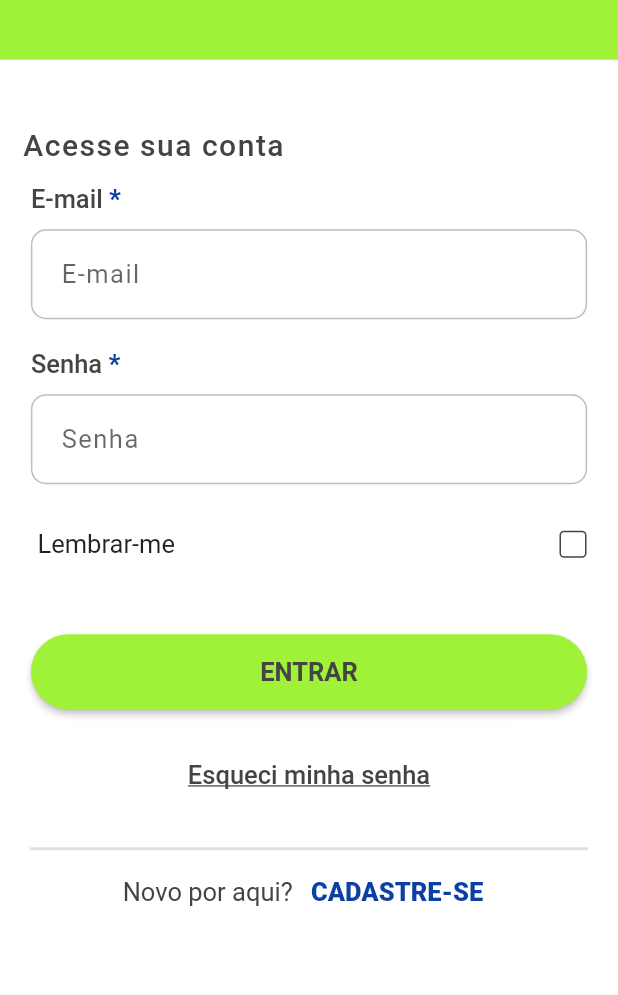
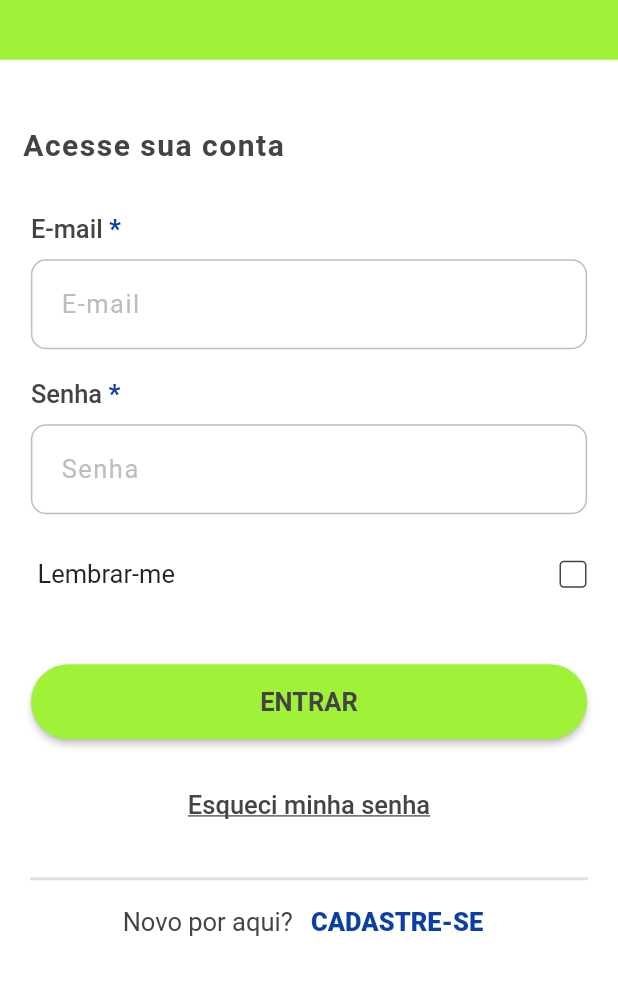
Before and after one commit to vnschneider/hero_software_test, a Flutter app: the screen it shows after launch, on a phone screen of 412 x 824 dp, the part 222-1217 px from its top. Run offline on Flutter 3.47's test engine with Material 2 defaults, Android fonts, the phone set to English and light mode, and no system bars.

Commit message:
Add improvements to custom components

```diff
--- a/lib/app/core/styles/theme_style.dart
+++ b/lib/app/core/styles/theme_style.dart
@@ -16,7 +16,7 @@ class ThemeStyle {
   static final theme = ThemeData(
     scaffoldBackgroundColor: Colors.white,
     appBarTheme: AppBarTheme(
-      backgroundColor: ColorsStyle.instance.black,
+      backgroundColor: ColorsStyle.instance.primary,
       elevation: 0,
       iconTheme: IconThemeData(
         color: ColorsStyle.instance.secondary,
--- a/lib/app/core/widgets/container_logo.dart
+++ b/lib/app/core/widgets/container_logo.dart
@@ -1,19 +1,38 @@
 import 'package:flutter/material.dart';
 import 'package:hero_software_test/app/core/helper/size_extensions.dart';
 import 'package:hero_software_test/app/core/styles/color_style.dart';
+import 'package:hero_software_test/app/core/styles/text_styles.dart';
 
 class ContainerLogo extends StatelessWidget {
-  const ContainerLogo({super.key});
+  final String label;
+  const ContainerLogo({super.key, required this.label});
 
   @override
   Widget build(BuildContext context) {
     return Center(
-      child: Container(
-        padding: const EdgeInsets.only(bottom: 40),
-        width: double.infinity,
-        height: context.percentHeight(.16),
-        color: context.colors.primary,
-        child: Image.asset('assets/images/logo.png'),
+      child: Column(
+        crossAxisAlignment: CrossAxisAlignment.start,
+        children: [
+          Container(
+            padding: const EdgeInsets.only(bottom: 40),
+            width: double.infinity,
+            height: context.percentHeight(.16),
+            color: context.colors.primary,
+            child: Image.asset('assets/images/logo.png'),
+          ),
+          const SizedBox(height: 30),
+          Padding(
+            padding: const EdgeInsets.all(15),
+            child: Text(
+              label,
+              style: context.textStyles.textBold.copyWith(
+                  fontSize: 20,
+                  color: context.colors.secondary,
+                  letterSpacing: 1),
+            ),
+          ),
+
+        ],
       ),
     );
   }
--- /dev/null
+++ b/lib/app/core/widgets/custom_footer.dart
@@ -0,0 +1,51 @@
+import 'package:flutter/material.dart';
+import 'package:hero_software_test/app/core/styles/color_style.dart';
+import 'package:hero_software_test/app/core/styles/text_styles.dart';
+
+class CustomFooter extends StatelessWidget {
+  final String label;
+  final String buttonLabel;
+  final VoidCallback onPressed;
+  const CustomFooter({
+    Key? key,
+    required this.label,
+    required this.buttonLabel, required this.onPressed,
+  }) : super(key: key);
+
+  @override
+  Widget build(BuildContext context) {
+    return Column(
+      children: [
+        const Padding(
+          padding: EdgeInsets.symmetric(horizontal: 20),
+          child: Divider(
+            thickness: 2,
+            height: 10,
+          ),
+        ),
+        Row(
+          mainAxisAlignment: MainAxisAlignment.center,
+          children: [
+            Text(
+              label,
+              style: context.textStyles.textRegular.copyWith(
+                color: context.colors.secondary,
+                fontSize: 17,
+              ),
+            ),
+            TextButton(
+              onPressed: onPressed,
+              child: Text(
+                buttonLabel,
+                style: context.textStyles.textExtraBold.copyWith(
+                  color: context.colors.blue,
+                  fontSize: 17,
+                ),
+              ),
+            ),
+          ],
+        )
+      ],
+    );
+  }
+}
--- a/lib/app/core/widgets/custom_text_field.dart
+++ b/lib/app/core/widgets/custom_text_field.dart
@@ -3,7 +3,8 @@ import 'package:hero_software_test/app/core/styles/color_style.dart';
 import 'package:hero_software_test/app/core/styles/text_styles.dart';
 
 class CustomTextField extends StatelessWidget {
-  final String label;
+  final String? label;
+  final String hintText;
   final double fieldWidth;
   final String? Function(String?)? validation;
   final bool obscureText;
@@ -13,9 +14,10 @@ class CustomTextField extends StatelessWidget {
     super.key,
     this.validation,
     this.obscureText = false,
-    required this.label,
+    this.label,
     required this.fieldWidth,
     this.fontSize = 17,
+    required this.hintText,
   });
   const CustomTextField.password({
     super.key,
@@ -24,6 +26,7 @@ class CustomTextField extends StatelessWidget {
     required this.label,
     required this.fieldWidth,
     this.fontSize = 25,
+    required this.hintText,
   });
 
   @override
@@ -57,6 +60,7 @@ class CustomTextField extends StatelessWidget {
             width: fieldWidth,
             child: TextFormField(
               cursorColor: context.colors.secondary,
+
               cursorHeight: 20,
               style: context.textStyles.textRegular.copyWith(
                   fontSize: fontSize,
@@ -64,7 +68,10 @@ class CustomTextField extends StatelessWidget {
                   letterSpacing: 1),
               obscureText: obscureText,
               decoration: InputDecoration(
-                hintText: label,
+
+                hintText: hintText,
+                hintStyle: context.textStyles.textRegular
+                    .copyWith(color: Colors.grey.shade400),
               ),
               validator: validation,
             ),
--- a/lib/app/pages/login/login_page.dart
+++ b/lib/app/pages/login/login_page.dart
@@ -1,3 +1,4 @@
+// ignore_for_file: public_member_api_docs, sort_constructors_first
 import 'package:flutter/material.dart';
 import 'package:hero_software_test/app/core/helper/size_extensions.dart';
 import 'package:hero_software_test/app/core/styles/color_style.dart';
@@ -6,6 +7,8 @@ import 'package:hero_software_test/app/core/widgets/container_logo.dart';
 import 'package:hero_software_test/app/core/widgets/custom_elevated_button.dart';
 import 'package:hero_software_test/app/core/widgets/custom_text_field.dart';
 import 'package:hero_software_test/app/pages/login/components/custom_checkbox.dart';
+
+import '../../core/widgets/custom_footer.dart';
 
 class LoginPage extends StatefulWidget {
   const LoginPage({super.key});
@@ -44,25 +47,17 @@ class _LoginPageState extends State<LoginPage> {
             child: Column(
               crossAxisAlignment: CrossAxisAlignment.start,
               children: [
-                const ContainerLogo(),
-                const SizedBox(height: 30),
-                Padding(
-                  padding: const EdgeInsets.all(15),
-                  child: Text('Acesse sua conta',
-                      style: context.textStyles.textMedium.copyWith(
-                          fontSize: 20,
-                          color: context.colors.secondary,
-                          letterSpacing: 1)),
-                ),
+                const ContainerLogo(label: 'Acesse sua conta'),
+                const SizedBox(height: 20),
                 CustomTextField(
                   label: 'E-mail',
+                  hintText: 'E-mail',
                   fieldWidth: context.percentWidth(.9),
                 ),
-                const SizedBox(
-                  height: 20,
-                ),
+                const SizedBox(height: 20),
                 CustomTextField(
                   label: 'Senha',
+                  hintText: 'Senha',
                   fieldWidth: context.percentWidth(.9),
                   obscureText: true,
                 ),
@@ -107,7 +102,10 @@ class _LoginPageState extends State<LoginPage> {
                   ),
                 ),
                 const SizedBox(height: 20),
-                const BottomLoginPage(),
+                CustomFooter(
+                    onPressed: () => print('Clicou para cadastrar-se'),
+                    label: 'Novo por aqui? ',
+                    buttonLabel: 'CADASTRE-SE'),
               ],
             ),
           ),
@@ -116,46 +114,3 @@ class _LoginPageState extends State<LoginPage> {
     );
   }
 }
-
-class BottomLoginPage extends StatelessWidget {
-  const BottomLoginPage({
-    super.key,
-  });
-
-  @override
-  Widget build(BuildContext context) {
-    return Column(
-      children: [
-        const Padding(
-          padding: EdgeInsets.symmetric(horizontal: 20),
-          child: Divider(
-            thickness: 2,
-            height: 10,
-          ),
-        ),
-        Row(
-          mainAxisAlignment: MainAxisAlignment.center,
-          children: [
-            Text(
-              'Novo por aqui? ',
-              style: context.textStyles.textRegular.copyWith(
-                color: context.colors.secondary,
-                fontSize: 17,
-              ),
-            ),
-            TextButton(
-              onPressed: () => print('Clicou em cadastro'),
-              child: Text(
-                'CADASTRE-SE',
-                style: context.textStyles.textExtraBold.copyWith(
-                  color: context.colors.blue,
-                  fontSize: 17,
-                ),
-              ),
-            ),
-          ],
-        )
-      ],
-    );
-  }
-}
```
